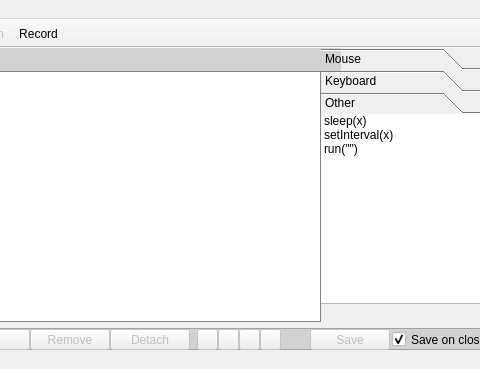
Old version of the form DoForMe!/mainwin.ui in the repository jajcek/DoForMe; both pictures show x 320 to 800 and y 0 to 369 of the 800 by 628 pixel window.
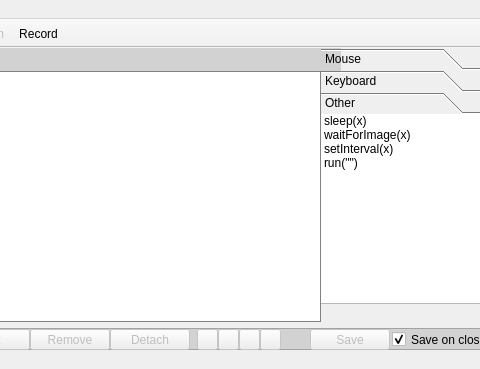
New version of the form. Icons and pictures are not drawn.

Commit message: - added api function waitForImage to the list on the left - update of user documentation - fixed a bug which caused to not show rectangle while selecting a fragment of the screen - optimized removing unnecessary sleep before waitForImage()

What changed in the file:
```diff
--- a/DoForMe!/mainwin.ui
+++ b/DoForMe!/mainwin.ui
@@ -658,6 +658,11 @@
         <string>sleep(x)</string>
        </property>
       </item>
+      <item>
+       <property name="text">
+        <string>waitForImage(x)</string>
+       </property>
+      </item>
       <item>
        <property name="text">
         <string>setInterval(x)</string>
```
Left out of the diff: 8 changed lines with no effect on the pictures. The commit also changes 2 other files.
